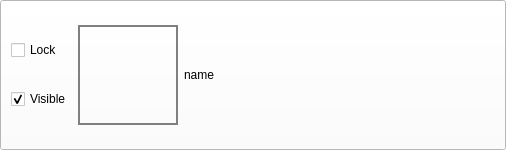
March-rain233/MineSketchpad, file 图像处理程序/LayerUI.ui: the form before one commit.
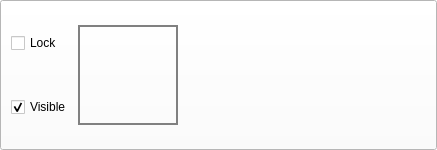
The form after the commit.

Patch:
```diff
--- a/图像处理程序/LayerUI.ui
+++ b/图像处理程序/LayerUI.ui
@@ -6,7 +6,7 @@
    <rect>
     <x>0</x>
     <y>0</y>
-    <width>506</width>
+    <width>437</width>
     <height>150</height>
    </rect>
   </property>
@@ -470,14 +470,31 @@
   <property name="autoFillBackground">
    <bool>true</bool>
   </property>
-  <layout class="QHBoxLayout" name="horizontalLayout_2" stretch="0,7,3">
+  <layout class="QHBoxLayout" name="horizontalLayout">
+   <item>
+    <layout class="QHBoxLayout" name="horizontalLayout_2" stretch="0,10,1">
    <item>
     <layout class="QVBoxLayout" name="verticalLayout">
      <property name="spacing">
       <number>0</number>
      </property>
+       <property name="sizeConstraint">
+        <enum>QLayout::SetMinimumSize</enum>
+       </property>
      <item>
       <widget class="QCheckBox" name="lock">
+         <property name="sizePolicy">
+          <sizepolicy hsizetype="Minimum" vsizetype="Minimum">
+           <horstretch>0</horstretch>
+           <verstretch>0</verstretch>
+          </sizepolicy>
+         </property>
+         <property name="maximumSize">
+          <size>
+           <width>100</width>
+           <height>16777215</height>
+          </size>
+         </property>
        <property name="text">
         <string>Lock</string>
        </property>
@@ -485,6 +502,18 @@
      </item>
      <item>
       <widget class="QCheckBox" name="visible">
+         <property name="sizePolicy">
+          <sizepolicy hsizetype="Minimum" vsizetype="Minimum">
+           <horstretch>0</horstretch>
+           <verstretch>0</verstretch>
+          </sizepolicy>
+         </property>
+         <property name="maximumSize">
+          <size>
+           <width>100</width>
+           <height>16777215</height>
+          </size>
+         </property>
        <property name="text">
         <string>Visible</string>
        </property>
@@ -513,9 +542,11 @@
      <item>
       <widget class="QLabel" name="name">
        <property name="text">
-        <string>name</string>
-       </property>
-      </widget>
+          <string/>
+         </property>
+        </widget>
+       </item>
+      </layout>
      </item>
     </layout>
    </item>
```
Lines whose indentation alone changed are shown as unchanged.
